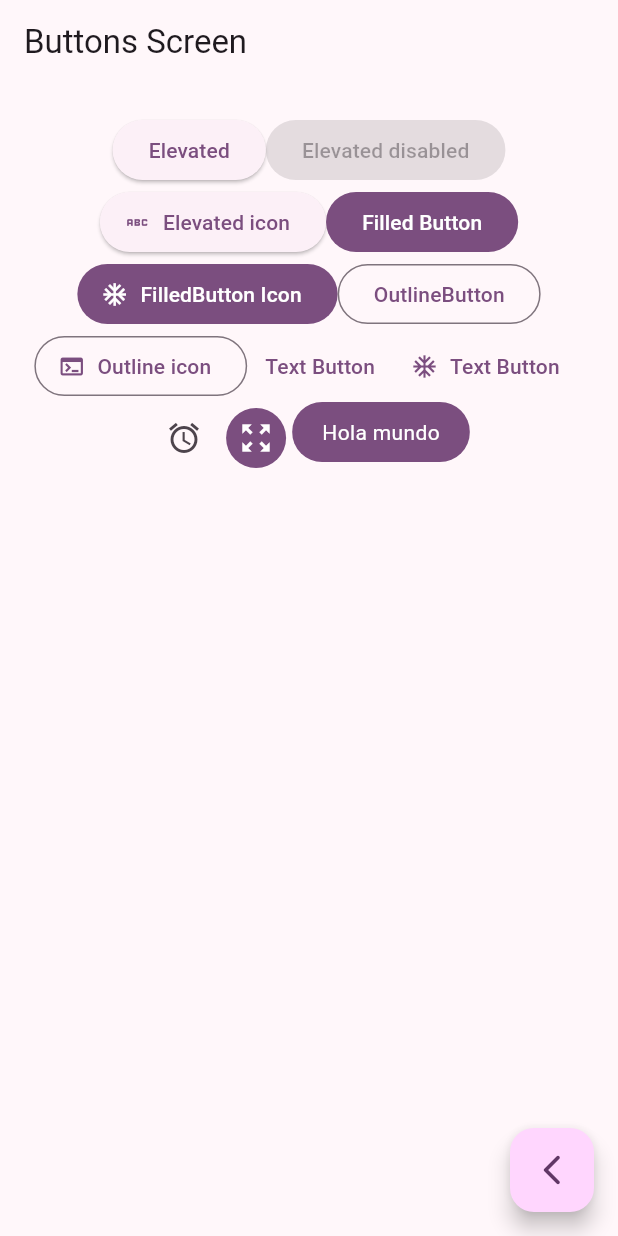
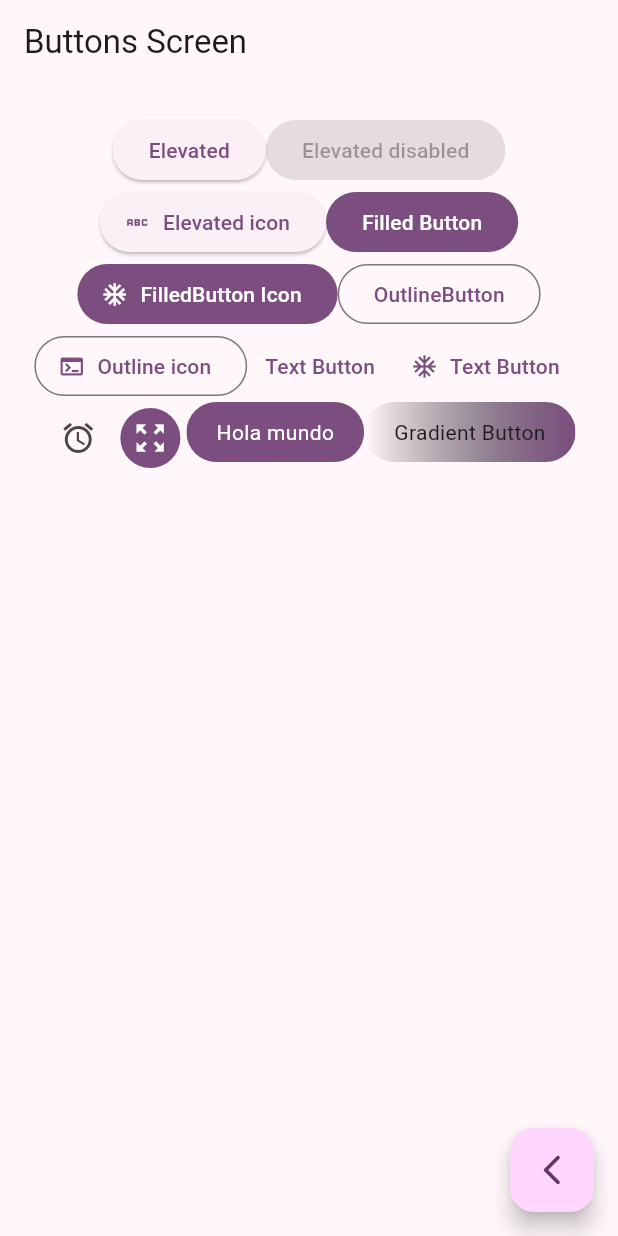
Before and after one commit to geserrato/widgets_app, a Flutter app: the ButtonsScreen screen opened by its route, on a phone screen of 412 x 824 dp. Run offline on Flutter 3.47's test engine with Material 2 defaults, Android fonts, the phone set to English and light mode, and no system bars; our stand-ins replace go_router.

Commit message:
Gradient Button

```diff
--- a/lib/presentation/screens/buttons/buttons_screen.dart
+++ b/lib/presentation/screens/buttons/buttons_screen.dart
@@ -90,10 +90,35 @@ class _ButtonsView extends StatelessWidget {
                   iconColor: const MaterialStatePropertyAll(Colors.white),
                 ),
               ),
-              const CustomButtons()
+              const CustomButtons(),
+              const GradientButton()
             ],
           ),
         ),
+      ),
+    );
+  }
+}
+
+class GradientButton extends StatelessWidget {
+  const GradientButton({super.key});
+
+  @override
+  Widget build(BuildContext context) {
+    final colors = Theme.of(context).colorScheme;
+    return ClipRRect(
+      borderRadius: BorderRadius.circular(20),
+      child: Material(
+        child: Ink(
+            decoration: BoxDecoration(
+              gradient: LinearGradient(
+                colors: [Colors.transparent, colors.primary],
+              ),
+            ),
+            child: const Padding(
+              padding: EdgeInsets.symmetric(horizontal: 20, vertical: 10),
+              child: Text('Gradient Button'),
+            )),
       ),
     );
   }
```
